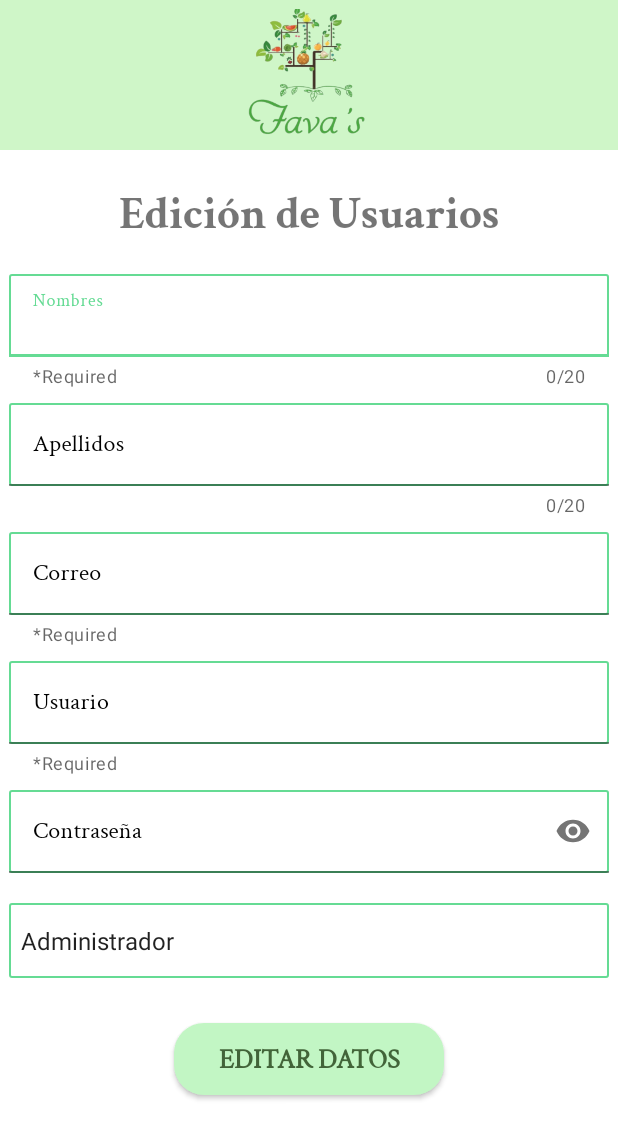
After one commit to NormanRomero06/FavaApp, an Android app: the fragment EditarUsuarioFragment shown on its own in the app's theme, on a phone screen of 412 x 824 dp. The commit adds this screen. Shown: the top 1139 px of the screen. Run offline under Robolectric (Android 15) with nearby library versions, the phone set to English and light mode, and no system bars; our stand-ins replace Volley; network calls fail; 2 statements that could not run were skipped.

Commit message:
Mejoras para edición y vista de usuarios [Source]

```diff
--- a/app/src/main/java/com/example/appfavas/modelos/Usuario/UsuarioAdapter.kt
+++ b/app/src/main/java/com/example/appfavas/modelos/Usuario/UsuarioAdapter.kt
@@ -1,17 +1,21 @@
 package com.example.appfavas.modelos.Usuario
 
 import android.annotation.SuppressLint
+import android.os.Bundle
 import android.service.autofill.UserData
 import android.view.LayoutInflater
 import android.view.ViewGroup
+import androidx.navigation.Navigation
 import androidx.recyclerview.widget.RecyclerView
+import com.example.appfavas.R
 import com.example.appfavas.databinding.ItemUsuariosBinding
 
 
 class UsuarioAdapter(private val userList: ArrayList<Usuario>) :
     RecyclerView.Adapter<UsuarioAdapter.ViewHolder>() {
 
-    class ViewHolder(private val binding: ItemUsuariosBinding) : RecyclerView.ViewHolder(binding.root) {
+    class ViewHolder(private val binding: ItemUsuariosBinding) :
+        RecyclerView.ViewHolder(binding.root) {
 
         @SuppressLint("SetTextI18n")
         fun load(item: Usuario) {
@@ -20,14 +24,29 @@ class UsuarioAdapter(private val userList: ArrayList<Usuario>) :
                 tvNombres.text = "${item.nombres} ${item.apellidos}"
                 tvEmail.text = item.correo
                 tvRol.text = item.rol
+                cvUsuarios.setOnClickListener {
+                    val bundle = Bundle()
+                    bundle.putString("idProducto", item.idUsuario.toString())
+                    bundle.putString("nombres", item.nombres)
+                    bundle.putString("apellidos", item.apellidos)
+                    bundle.putString("correo", item.correo)
+                    bundle.putString("usuario", item.usuario)
+                    bundle.putString("contraseña", item.contraseña)
+                    bundle.putString("rol", item.rol)
+                    //bundle.putString("Categoria_Nombre", item.Categoria_Nombre)
+                    Navigation.findNavController(binding.root).navigate(R.id.editarUsuarioFragment, bundle)
 
+
+
+                }
             }
 
         }
     }
 
     override fun onCreateViewHolder(parent: ViewGroup, viewType: Int): ViewHolder {
-        val userItem = ItemUsuariosBinding.inflate(LayoutInflater.from(parent.context), parent, false)
+        val userItem =
+            ItemUsuariosBinding.inflate(LayoutInflater.from(parent.context), parent, false)
         return ViewHolder(userItem)
     }
 
--- /dev/null
+++ b/app/src/main/java/com/example/appfavas/ui/usuario/EditarUsuarioFragment.kt
@@ -0,0 +1,120 @@
+package com.example.appfavas.ui.usuario
+
+import android.os.Bundle
+import android.view.LayoutInflater
+import android.view.View
+import android.view.ViewGroup
+import android.widget.ArrayAdapter
+import android.widget.Toast
+import androidx.fragment.app.Fragment
+import com.android.volley.Request
+import com.android.volley.Response
+import com.android.volley.toolbox.JsonObjectRequest
+import com.android.volley.toolbox.StringRequest
+import com.android.volley.toolbox.Volley
+import com.example.appfavas.databinding.FragmentEditarUsuarioBinding
+import com.example.appfavas.modelos.Categoria.Categoria
+import org.json.JSONException
+
+
+class EditarUsuarioFragment : Fragment() {
+    private lateinit var binding: FragmentEditarUsuarioBinding
+    private lateinit var categorias: MutableList<Categoria>
+
+
+    override fun onCreateView(
+        inflater: LayoutInflater, container: ViewGroup?,
+        savedInstanceState: Bundle?
+    ): View {
+        // Inflate the layout for this fragment
+        binding = FragmentEditarUsuarioBinding.inflate(inflater, container, false)
+        val root: View = binding.root
+        categorias = mutableListOf()
+        editarUsuario()
+        //btnLimpiar()
+        return root
+    }
+
+    fun editarUsuario() {
+        val idUsuario = arguments?.getString("idUsuario")
+        val nombres = arguments?.getString("nombres")
+        val apellidos = arguments?.getString("apellidos")
+        val correo = arguments?.getString("correo")
+        val usuario = arguments?.getString("usuario")
+        val contraseña = arguments?.getString("contraseña")
+
+        binding.etId.setText(idUsuario)
+        binding.etNombres.setText(nombres)
+        binding.etApellidos.setText(apellidos)
+        binding.etCorreo.setText(correo)
+        binding.etUsuario.setText(usuario)
+        binding.etContraseA.setText(contraseña)
+
+        with(binding) {
+            btnEditar.setOnClickListener {
+                try {
+
+                    val url = "http://localfavas.online/Usuario/UpdateUsuario.php"
+                    val queue = Volley.newRequestQueue(activity)
+                    val resultadoPost = object : StringRequest(
+                        Request.Method.POST, url,
+                        Response.Listener<String> { response ->
+                            Toast.makeText(
+                                context,
+                                "Modificado existosamente",
+                                Toast.LENGTH_LONG
+                            ).show()
+                            limpiarCampos()
+                        }, Response.ErrorListener { error ->
+                            Toast.makeText(context, "Error: $error", Toast.LENGTH_LONG).show()
+                        }) {
+                        override fun getParams(): MutableMap<String, String> {
+                            val parametros = HashMap<String, String>()
+                            parametros.put("idUsuario", binding.etId.text.toString())
+                            parametros.put("nombres", binding.etNombres.text.toString())
+                            parametros.put("apellidos", binding.etApellidos.text.toString())
+                            parametros.put("correo", binding.etCorreo.text.toString())
+                            parametros.put("usuario", binding.etUsuario.text.toString())
+                            parametros.put("contraseña", binding.etContraseA.toString())
+                            parametros.put("rol", binding.sRoles.selectedItem.toString())
+                            return parametros
+                        }
+                    }
+                    queue.add(resultadoPost)
+
+                } catch (ex: Exception) {
+                    Toast.makeText(
+                        requireContext(),
+                        "Error al editar: ${ex.toString()}",
+                        Toast.LENGTH_LONG
+                    ).show()
+                }
+
+            }
+
+        }
+
+    }
+
+    /*fun btnLimpiar() {
+        binding.btnLimpiarArt.setOnClickListener {
+            limpiarCampos()
+        }
+    }*/
+
+    private fun limpiarCampos() {
+        with(binding) {
+            etNombres.text?.clear()
+            etApellidos.text?.clear()
+            etCorreo.text?.clear()
+            etUsuario.text?.clear()
+            etContraseA.text?.clear()
+            sRoles.setSelection(0)
+        }
+    }
+
+    override fun onDestroyView() {
+        super.onDestroyView()
+        binding
+    }
+}
--- a/app/src/main/java/com/example/appfavas/ui/usuario/UsuariosFragment.kt
+++ b/app/src/main/java/com/example/appfavas/ui/usuario/UsuariosFragment.kt
@@ -80,7 +80,11 @@ class UsuariosFragment : Fragment() {
 
 
     private fun cargarUsuariosOther() {
-        val url = "http://localfavas.online/Usuario/ReadOtherUser.php"
+        val sharedPreferences = requireContext().getSharedPreferences("MiPref", Context.MODE_PRIVATE)
+        val idUsuario = sharedPreferences.getInt("idUsuario", -1)
+        //val url = "http://localfavas.online/Usuario/ReadOtherUser.php"
+        val url = "http://localfavas.online/Usuario/ReadOtherUser.php?idUsuario=$idUsuario"
+
 
         val requestQueue = Volley.newRequestQueue(requireContext())
         val request = JsonObjectRequest(Request.Method.GET, url, null,
@@ -88,19 +92,23 @@ class UsuariosFragment : Fragment() {
                 val jsonArray = response.getJSONArray("data")
                 //val userList = arrayListOf<Usuario>()
 
+                //Limpia la lista para evitar items duplicados
+                userList.clear()
                 for (i in 0 until jsonArray.length()) {
                     val jsonObj = jsonArray.getJSONObject(i)
                     val idUsuario = jsonObj.getInt("idUsuario")
                     val nombres = jsonObj.getString("nombres")
                     val apellidos = jsonObj.getString("apellidos")
                     val correo = jsonObj.getString("correo")
+                    val usuario =  jsonObj.getString("usuario")
+                    val contraseña = jsonObj.getString("contraseña")
                     val rol = jsonObj.getString("rol")
 
                     // Verificar si el rol es "Cocina"
-                    if (rol == "Cocina") {
-                        val user = Usuario(idUsuario, nombres, apellidos, correo, "", "", rol)
+                    //if (rol == "Cocina") {
+                        val user = Usuario(idUsuario, nombres, apellidos, correo, usuario, contraseña, rol)
                         userList.add(user)
-                    }
+                    //}
                 }
 
                 // Actualizar el RecyclerView con la lista de usuarios de cocina
@@ -125,6 +133,8 @@ class UsuariosFragment : Fragment() {
         val request = JsonObjectRequest(Request.Method.GET, uri, null, { res ->
             val jsonArray = res.getJSONArray("data")
 
+            //Limpia la lista para evitar items duplicados
+            userList.clear()
             for (i in 0 until jsonArray.length()) {
                 val jsonObj = jsonArray.getJSONObject(i)
                 val user = Usuario(
--- /dev/null
+++ b/app/src/main/res/layout/fragment_editar_usuario.xml
@@ -0,0 +1,213 @@
+<?xml version="1.0" encoding="utf-8"?>
+<ScrollView xmlns:android="http://schemas.android.com/apk/res/android"
+    xmlns:app="http://schemas.android.com/apk/res-auto"
+    xmlns:tools="http://schemas.android.com/tools"
+    android:layout_width="match_parent"
+    android:layout_height="match_parent">
+
+    <androidx.constraintlayout.widget.ConstraintLayout
+        android:layout_width="match_parent"
+        android:layout_height="wrap_content"
+        android:background="@color/back"
+        tools:context=".ui.usuario.EditarUsuarioFragment">
+
+        <ImageView
+            android:id="@+id/imgLogo"
+            android:layout_width="100dp"
+            android:layout_height="100dp"
+            android:contentDescription="@string/app_name"
+            android:src="@drawable/favaslogo"
+            app:layout_constraintBottom_toTopOf="@+id/VwRegister"
+            app:layout_constraintEnd_toEndOf="parent"
+            app:layout_constraintStart_toStartOf="parent"
+            app:layout_constraintTop_toTopOf="parent" />
+
+
+        <View
+            android:id="@+id/VwRegister"
+            android:layout_width="550dp"
+            android:layout_height="0dp"
+            android:background="@drawable/ic_shape_login"
+            app:layout_constraintBottom_toBottomOf="parent"
+            app:layout_constraintEnd_toEndOf="parent"
+            app:layout_constraintStart_toStartOf="parent"
+            app:layout_constraintTop_toBottomOf="@+id/imgLogo" />
+
+
+        <TextView
+            android:id="@+id/TvLogin"
+            android:layout_width="320dp"
+            android:layout_height="0dp"
+            android:layout_marginTop="20dp"
+            android:fontFamily="@font/crimson_text_bold"
+            android:text="@string/edici_n_de_usuarios"
+            android:textAlignment="center"
+            android:textSize="30sp"
+            app:layout_constraintEnd_toEndOf="@id/VwRegister"
+            app:layout_constraintStart_toStartOf="@id/VwRegister"
+            app:layout_constraintTop_toTopOf="@id/VwRegister" />
+
+        <com.google.android.material.textfield.TextInputLayout
+            android:id="@+id/txtNombres"
+            android:layout_width="400dp"
+            android:layout_height="0dp"
+            android:layout_marginTop="20dp"
+            android:hint="@string/nombres"
+            android:textAlignment="center"
+            android:textColorHint="@color/black"
+            app:counterEnabled="true"
+            app:counterMaxLength="20"
+            app:helperText="*Required"
+            app:layout_constraintEnd_toEndOf="@+id/VwRegister"
+            app:layout_constraintStart_toStartOf="@+id/VwRegister"
+            app:layout_constraintTop_toBottomOf="@+id/TvLogin">
+
+            <com.google.android.material.textfield.TextInputEditText
+                android:id="@+id/etNombres"
+                android:layout_width="match_parent"
+                android:layout_height="wrap_content"
+                android:background="@drawable/ic_shape_inputs"
+                android:fontFamily="@font/crimson_text_regular"
+                android:imeOptions="actionDone"
+                android:inputType="text"
+                android:minHeight="48sp" />
+        </com.google.android.material.textfield.TextInputLayout>
+
+        <com.google.android.material.textfield.TextInputLayout
+            android:id="@+id/txtApellidos"
+            android:layout_width="400dp"
+            android:layout_height="0dp"
+            android:layout_marginTop="10dp"
+            android:hint="@string/apellidos"
+            android:textAlignment="center"
+            android:textColorHint="@color/black"
+            app:counterEnabled="true"
+            app:counterMaxLength="20"
+            app:layout_constraintEnd_toEndOf="@+id/VwRegister"
+            app:layout_constraintStart_toStartOf="@+id/VwRegister"
+            app:layout_constraintTop_toBottomOf="@+id/txtNombres">
+
+            <com.google.android.material.textfield.TextInputEditText
+                android:id="@+id/etApellidos"
+                android:layout_width="match_parent"
+                android:layout_height="wrap_content"
+                android:background="@drawable/ic_shape_inputs"
+                android:fontFamily="@font/crimson_text_regular"
+                android:imeOptions="actionDone"
+                android:inputType="text"
+                android:minHeight="48sp" />
+        </com.google.android.material.textfield.TextInputLayout>
+
+        <com.google.android.material.textfield.TextInputLayout
+            android:id="@+id/txtCorreo"
+            android:layout_width="400dp"
+            android:layout_height="0dp"
+            android:layout_marginTop="10dp"
+            android:hint="@string/correo"
+            android:textAlignment="center"
+            android:textColorHint="@color/black"
+            app:helperText="*Required"
+            app:layout_constraintEnd_toEndOf="@id/VwRegister"
+            app:layout_constraintStart_toStartOf="@id/VwRegister"
+            app:layout_constraintTop_toBottomOf="@id/txtApellidos">
+
+            <com.google.android.material.textfield.TextInputEditText
+                android:id="@+id/etCorreo"
+                android:layout_width="match_parent"
+                android:layout_height="wrap_content"
+                android:background="@drawable/ic_shape_inputs"
+                android:fontFamily="@font/crimson_text_regular"
+                android:imeOptions="actionDone"
+                android:inputType="textEmailAddress"
+                android:minHeight="48sp" />
+        </com.google.android.material.textfield.TextInputLayout>
+
+        <com.google.android.material.textfield.TextInputLayout
+            android:id="@+id/txtUsuario"
+            android:layout_width="400dp"
+            android:layout_height="0dp"
+            android:layout_marginTop="10dp"
+            android:hint="@string/usuario"
+            android:textAlignment="center"
+            android:textColorHint="@color/black"
+            app:helperText="*Required"
+            app:layout_constraintEnd_toEndOf="@id/VwRegister"
+            app:layout_constraintStart_toStartOf="@id/VwRegister"
+            app:layout_constraintTop_toBottomOf="@id/txtCorreo">
+
+            <com.google.android.material.textfield.TextInputEditText
+                android:id="@+id/etUsuario"
+                android:layout_width="match_parent"
+                android:layout_height="wrap_content"
+                android:background="@drawable/ic_shape_inputs"
+                android:fontFamily="@font/crimson_text_regular"
+                android:imeOptions="actionDone"
+                android:inputType="text"
+                android:minHeight="48sp" />
+        </com.google.android.material.textfield.TextInputLayout>
+
+        <com.google.android.material.textfield.TextInputLayout
+            android:id="@+id/txtContraseña"
+            android:layout_width="400dp"
+            android:layout_height="0dp"
+            android:layout_marginTop="10dp"
+            android:hint="@string/contraseña"
+            android:textAlignment="center"
+            android:textColorHint="@color/black"
+            app:endIconMode="password_toggle"
+            app:layout_constraintEnd_toEndOf="@id/VwRegister"
+            app:layout_constraintStart_toStartOf="@id/VwRegister"
+            app:layout_constraintTop_toBottomOf="@id/txtUsuario">
+
+            <com.google.android.material.textfield.TextInputEditText
+                android:id="@+id/etContraseña"
+                android:layout_width="match_parent"
+                android:layout_height="wrap_content"
+                android:background="@drawable/ic_shape_inputs"
+                android:fontFamily="@font/crimson_text_regular"
+                android:imeOptions="actionDone"
+                android:inputType="textPassword"
+                android:minHeight="48sp" />
+        </com.google.android.material.textfield.TextInputLayout>
+
+        <Spinner
+            android:id="@+id/sRoles"
+            android:layout_width="400dp"
+            android:layout_height="50dp"
+            android:layout_marginTop="20dp"
+            android:background="@drawable/ic_shape_inputs"
+            android:entries="@array/roles"
+            android:prompt="@string/prompt"
+            app:layout_constraintEnd_toEndOf="@+id/VwRegister"
+            app:layout_constraintStart_toStartOf="@+id/VwRegister"
+            app:layout_constraintTop_toBottomOf="@+id/txtContraseña" />
+
+
+        <androidx.appcompat.widget.AppCompatButton
+            android:id="@+id/btnEditar"
+            android:layout_width="180dp"
+            android:layout_height="0dp"
+            android:layout_marginTop="30dp"
+            android:background="@drawable/btn_shape"
+            android:fontFamily="@font/crimson_text_regular"
+            android:text="@string/editar_datos"
+            android:textColor="@color/boton"
+            android:textSize="18sp"
+            android:textStyle="bold"
+            app:layout_constraintEnd_toEndOf="@id/VwRegister"
+            app:layout_constraintStart_toStartOf="@id/VwRegister"
+            app:layout_constraintTop_toBottomOf="@+id/sRoles" />
+
+        <EditText
+            android:id="@+id/etId"
+            android:layout_width="350dp"
+            android:layout_height="0dp"
+            android:backgroundTint="@color/black"
+            android:fontFamily="@font/crimson_text_regular"
+            android:visibility="invisible"
+            app:layout_constraintEnd_toEndOf="@id/VwRegister"
+            app:layout_constraintStart_toStartOf="@id/VwRegister"
+            app:layout_constraintTop_toBottomOf="@+id/btnEditar" />
+
+    </androidx.constraintlayout.widget.ConstraintLayout>
+</ScrollView>
--- a/app/src/main/res/layout/item_usuarios.xml
+++ b/app/src/main/res/layout/item_usuarios.xml
@@ -3,7 +3,9 @@
     xmlns:app="http://schemas.android.com/apk/res-auto"
     xmlns:tools="http://schemas.android.com/tools"
     android:layout_width="match_parent"
-    android:layout_height="wrap_content">
+    android:layout_height="wrap_content"
+    android:id="@+id/cvUsuarios"
+    android:layout_margin="20dp">
 
     <ImageView
         android:id="@+id/imageView"
@@ -12,7 +14,8 @@
         android:layout_marginTop="25dp"
         android:src="@drawable/cooricon"
         app:layout_constraintStart_toStartOf="parent"
-        app:layout_constraintTop_toTopOf="parent" />
+        app:layout_constraintTop_toTopOf="parent"
+        android:contentDescription="@string/userimage" />
 
     <TextView
         android:id="@+id/tvidC"
--- a/app/src/main/res/navigation/mobile_navigation.xml
+++ b/app/src/main/res/navigation/mobile_navigation.xml
@@ -160,6 +160,12 @@
         android:name="com.example.appfavas.ui.Informes.informesFragment"
         android:label="Informes"
         tools:layout="@layout/fragment_informes" />
+    <fragment
+        android:id="@+id/editarUsuarioFragment"
+        android:name="com.example.appfavas.ui.usuario.EditarUsuarioFragment"
+        android:label="Editar Usuario"
+        tools:layout="@layout/fragment_editar_usuario" />
+
 
 
 </navigation>
--- a/app/src/main/res/values/strings.xml
+++ b/app/src/main/res/values/strings.xml
@@ -25,9 +25,9 @@
     <string name="buscar">Buscar</string>
     <string name="fecha">Fecha</string>
     <string name="img_billete">img_billete</string>
-    <string name="importe_monto">Importe/Monto:</string>
-    <string name="hora">Hora:</string>
-    <string name="id">ID:</string>
+    <string name="importe_monto">Importe/Monto</string>
+    <string name="hora">Hora</string>
+    <string name="id">ID</string>
     <string name="img_tarjeta">img_tarjeta</string>
     <string name="agregar_fruta">Agregar Fruta</string>
     <string name="nombre">Nombre</string>
@@ -133,5 +133,8 @@
     <string name="comentarios">Comentarios</string>
     <string name="fecha_de_pago">Fecha De Pago</string>
     <string name="cerrar_sesion">Cerrar Sesión</string>
+    <string name="edici_n_de_usuarios">Edición de Usuarios</string>
+    <string name="editar_datos">Editar datos</string>
+    <string name="userimage">UserImage</string>
     <!--Spinner Roles-->
 </resources>
```
